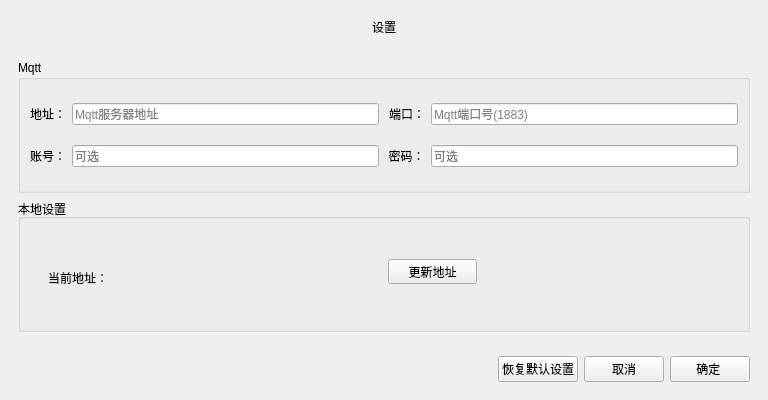
This is gxsettings.ui in wenfa1999/RPI-GX as Qt 5 draws it before an edit. The edited form follows.
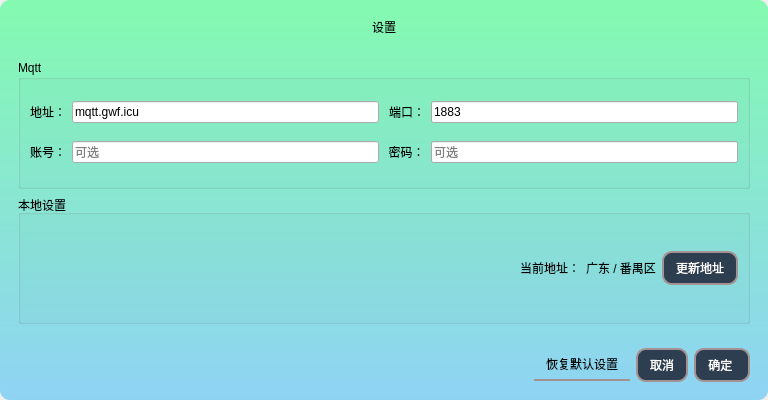
This is the edited form.

```diff
--- a/gxsettings.ui
+++ b/gxsettings.ui
@@ -13,6 +13,9 @@
   <property name="windowTitle">
    <string>Form</string>
   </property>
+  <property name="styleSheet">
+   <string notr="true"/>
+  </property>
   <layout class="QVBoxLayout" name="verticalLayout">
    <property name="spacing">
     <number>0</number>
@@ -30,7 +33,31 @@
     <number>0</number>
    </property>
    <item>
-    <widget class="QWidget" name="widget" native="true">
+    <widget class="QWidget" name="mainWidget" native="true">
+     <property name="styleSheet">
+      <string notr="true">#mainWidget {
+  background-color: qlineargradient(spread:pad, x1:1, y1:0, x2:1, y2:1, stop:0 rgba(132, 250, 176, 255), stop:1 rgba(143, 211, 244, 255));
+border-radius:10px;
+}
+
+QPushButton {
+	border-radius: 10px;
+    padding: 6px 12px;
+    background-color: #2C3E50;
+    border: 2px solid rgb(164, 145, 145);
+    color: white;
+	box-shadow: 5px 5px 5px rgba(0,0,0,0.5);
+}
+
+QPushButton:hover {
+    background-color: #2980b9;
+}
+
+QPushButton:pressed {
+    background-color: #2c3e50;
+}
+</string>
+     </property>
      <layout class="QVBoxLayout" name="verticalLayout_2" stretch="0,4,0">
       <item>
        <widget class="QWidget" name="widget_2" native="true">
@@ -59,6 +86,9 @@
            <layout class="QGridLayout" name="gridLayout">
             <item row="0" column="1">
              <widget class="QLineEdit" name="lineEdit">
+              <property name="text">
+               <string>mqtt.gwf.icu</string>
+              </property>
               <property name="placeholderText">
                <string>Mqtt服务器地址</string>
               </property>
@@ -103,6 +133,9 @@
             </item>
             <item row="0" column="3">
              <widget class="QLineEdit" name="lineEdit_2">
+              <property name="text">
+               <string>1883</string>
+              </property>
               <property name="placeholderText">
                <string>Mqtt端口号(1883)</string>
               </property>
@@ -133,45 +166,45 @@
            <property name="title">
             <string>本地设置</string>
            </property>
-           <widget class="QLabel" name="label_6">
-            <property name="geometry">
-             <rect>
-              <x>30</x>
-              <y>70</y>
-              <width>67</width>
-              <height>17</height>
-             </rect>
-            </property>
-            <property name="text">
-             <string>当前地址：</string>
-            </property>
-           </widget>
-           <widget class="QPushButton" name="button_updateLocal">
-            <property name="geometry">
-             <rect>
-              <x>370</x>
-              <y>60</y>
-              <width>89</width>
-              <height>25</height>
-             </rect>
-            </property>
-            <property name="text">
-             <string>更新地址</string>
-            </property>
-           </widget>
-           <widget class="QLabel" name="label_currentLocal">
-            <property name="geometry">
-             <rect>
-              <x>140</x>
-              <y>70</y>
-              <width>67</width>
-              <height>17</height>
-             </rect>
-            </property>
-            <property name="text">
-             <string/>
-            </property>
-           </widget>
+           <layout class="QHBoxLayout" name="horizontalLayout_2">
+            <item>
+             <spacer name="horizontalSpacer_2">
+              <property name="orientation">
+               <enum>Qt::Horizontal</enum>
+              </property>
+              <property name="sizeHint" stdset="0">
+               <size>
+                <width>40</width>
+                <height>20</height>
+               </size>
+              </property>
+             </spacer>
+            </item>
+            <item>
+             <widget class="QLabel" name="label_6">
+              <property name="text">
+               <string>当前地址：</string>
+              </property>
+             </widget>
+            </item>
+            <item>
+             <widget class="QLabel" name="label_currentLocal">
+              <property name="text">
+               <string>广东 / 番禺区</string>
+              </property>
+             </widget>
+            </item>
+            <item>
+             <widget class="QPushButton" name="button_updateLocal">
+              <property name="styleSheet">
+               <string notr="true"/>
+              </property>
+              <property name="text">
+               <string>更新地址</string>
+              </property>
+             </widget>
+            </item>
+           </layout>
           </widget>
          </item>
         </layout>
@@ -195,6 +228,19 @@
          </item>
          <item>
           <widget class="QPushButton" name="button_default">
+           <property name="styleSheet">
+            <string notr="true">QPushButton{
+	
+	color: none;
+	border-style: solid;
+    border-bottom: 2px solid rgb(164, 145, 145); /* 底部边框线颜色 */
+    border-left: 0px transparent;
+    border-right: 0px transparent;
+    border-top: 0px transparent;
+	background-color: none;
+	border-radius:none;
+}</string>
+           </property>
            <property name="text">
             <string>恢复默认设置</string>
            </property>
@@ -202,6 +248,9 @@
          </item>
          <item>
           <widget class="QPushButton" name="button_cancel">
+           <property name="styleSheet">
+            <string notr="true"/>
+           </property>
            <property name="text">
             <string>取消</string>
            </property>
```
